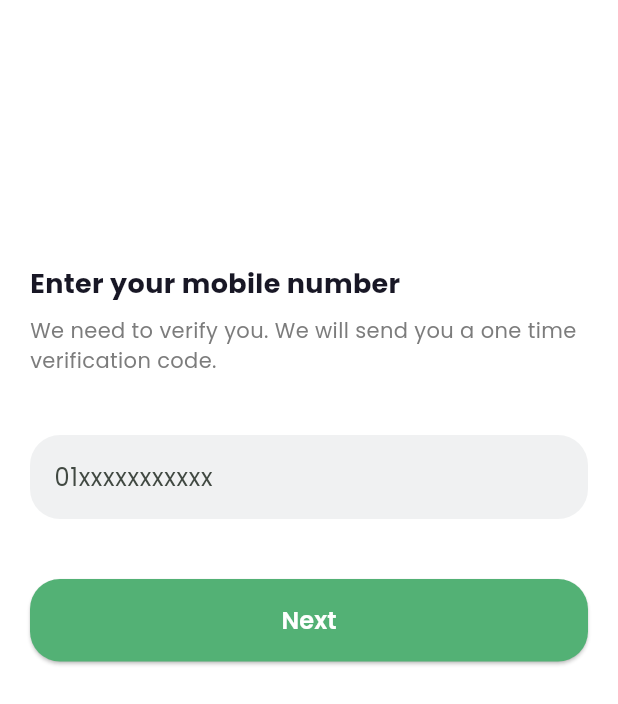
After one commit to mohamedagm/green_mart_ui, a Flutter app: the NumberScreen screen opened directly, on a phone screen of 412 x 824 dp. The commit adds this screen. Shown: the top 704 px of the screen. Run offline on Flutter 3.47's test engine with Material 3 defaults, Android fonts, the phone set to English and light mode, and no system bars; our stand-ins replace pinput; missing offline and left inert: svg_flutter.

Commit message:
add NumberScreen and VertificationView; update RegisterView to navigate to NumberScreen and add pinput dependency

```diff
--- a/lib/features/auth/views/login_view.dart
+++ b/lib/features/auth/views/login_view.dart
@@ -6,6 +6,7 @@ import 'package:green_mart/core/theme/app_text_styles.dart';
 import 'package:green_mart/core/widgets/app_button.dart';
 import 'package:green_mart/core/widgets/app_password_form_field.dart';
 import 'package:green_mart/core/widgets/app_text_form_field.dart';
+import 'package:green_mart/features/auth/views/number_view.dart';
 import 'package:green_mart/features/auth/views/register_view.dart';
 import 'package:svg_flutter/svg.dart';
 
--- /dev/null
+++ b/lib/features/auth/views/number_view.dart
@@ -0,0 +1,44 @@
+import 'package:flutter/material.dart';
+import 'package:green_mart/core/theme/app_colors.dart';
+import 'package:green_mart/core/theme/app_text_styles.dart';
+import 'package:green_mart/core/widgets/app_button.dart';
+import 'package:green_mart/core/widgets/app_text_form_field.dart';
+
+class NumberScreen extends StatelessWidget {
+  const NumberScreen({super.key});
+
+  @override
+  Widget build(BuildContext context) {
+    return Scaffold(
+      appBar: AppBar(backgroundColor: AppColors.backgroundColor),
+      body: Padding(
+        padding: const EdgeInsets.all(20.0),
+        child: Column(
+          crossAxisAlignment: CrossAxisAlignment.start,
+          children: [
+            SizedBox(height: 100),
+            Text(
+              "Enter your mobile number",
+              style: AppTextStyles.subtitle.copyWith(
+                fontWeight: FontWeight.w700,
+                color: AppColors.blackColor,
+              ),
+            ),
+            SizedBox(height: 8),
+            Text(
+              "We need to verify you. We will send you a one time verification code.",
+              style: AppTextStyles.caption.copyWith(color: AppColors.greyColor),
+            ),
+            SizedBox(height: 40),
+            AppTextFormField(
+              hintText: "01xxxxxxxxxxx",
+              keyboardType: TextInputType.phone,
+            ),
+            SizedBox(height: 40),
+            AppButton(text: "Next", onPressed: () {}),
+          ],
+        ),
+      ),
+    );
+  }
+}
--- a/lib/features/auth/views/register_view.dart
+++ b/lib/features/auth/views/register_view.dart
@@ -6,6 +6,7 @@ import 'package:green_mart/core/theme/app_text_styles.dart';
 import 'package:green_mart/core/widgets/app_button.dart';
 import 'package:green_mart/core/widgets/app_password_form_field.dart';
 import 'package:green_mart/core/widgets/app_text_form_field.dart';
+import 'package:green_mart/features/auth/views/number_view.dart';
 import 'package:svg_flutter/svg.dart';
 
 class RegisterView extends StatefulWidget {
@@ -103,7 +104,9 @@ class _RegisterViewState extends State<RegisterView> {
                 SizedBox(height: 30),
                 AppButton(
                   onPressed: () {
-                    if (_globalKey.currentState!.validate()) {}
+                    if (_globalKey.currentState!.validate()) {
+                      pushTo(context, NumberScreen());
+                    }
                   },
                   text: "Sign Up",
                 ),
--- a/pubspec.yaml
+++ b/pubspec.yaml
@@ -9,6 +9,7 @@ environment:
 dependencies:
   flutter:
     sdk: flutter
+  pinput: ^6.0.2
   svg_flutter: ^0.0.1
 
 dev_dependencies:
```
Also changed, not shown: lib/features/auth/views/vertificaction_view.dart (added, +82 -0 lines), pubspec.lock.
